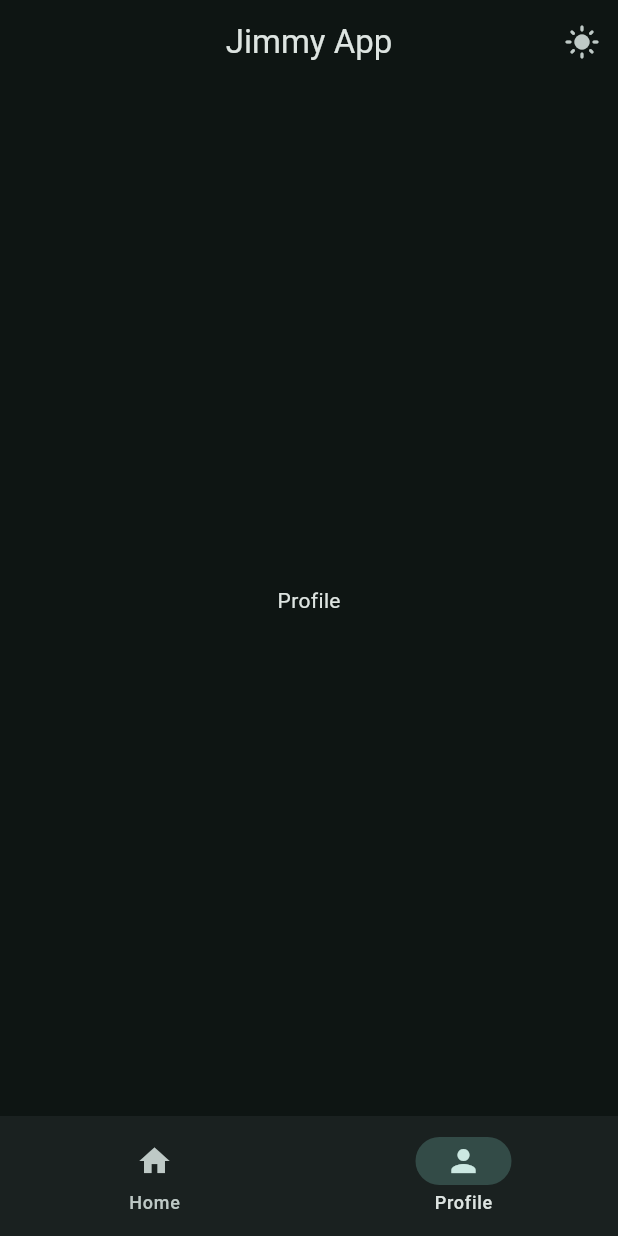
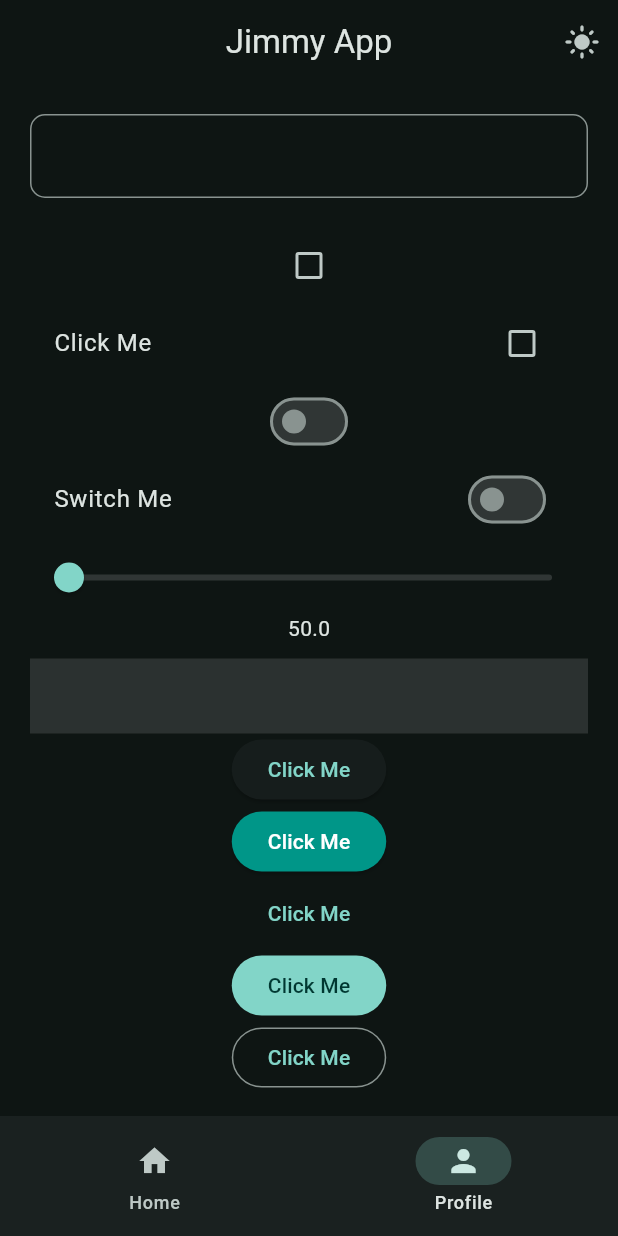
Before and after one commit to AhmedGamal7207/flutter_crash_course2025, a Flutter app: the screen it shows after launch, item 2 of the bottom bar chosen, on a phone screen of 412 x 824 dp. Run offline on Flutter 3.47's test engine with Material 3 defaults, Android fonts, the phone set to English and light mode, and no system bars.

Commit message:
User Input Widgets
Checkboxes, Switches, Buttons, InkWell, DropDownButton

```diff
--- a/flutter_app2025/lib/views/pages/profile_page.dart
+++ b/flutter_app2025/lib/views/pages/profile_page.dart
@@ -1,10 +1,131 @@
 import 'package:flutter/material.dart';
 
-class ProfilePage extends StatelessWidget {
+class ProfilePage extends StatefulWidget {
   const ProfilePage({super.key});
 
   @override
+  State<ProfilePage> createState() => _ProfilePageState();
+}
+
+class _ProfilePageState extends State<ProfilePage> {
+  TextEditingController controller = TextEditingController();
+  bool? isChecked = false;
+  bool isSwitched = false;
+  double sliderValue = 50;
+  String? menuValue;
+  @override
   Widget build(BuildContext context) {
-    return Center(child: Text("Profile"));
+    return SingleChildScrollView(
+      physics: BouncingScrollPhysics(),
+      child: Padding(
+        padding: const EdgeInsets.all(20.0),
+        child: Column(
+          children: [
+            TextField(
+              controller: controller,
+              decoration: InputDecoration(
+                border: OutlineInputBorder(
+                  borderRadius: BorderRadius.circular(10),
+                ),
+              ),
+              onEditingComplete: () {
+                setState(() {});
+              },
+            ),
+            Text(controller.text),
+            Checkbox(
+              tristate: true,
+              value: isChecked,
+              onChanged: (bool? value) {
+                setState(() {
+                  isChecked = value;
+                });
+              },
+            ),
+            CheckboxListTile(
+              title: Text("Click Me"),
+              tristate: true,
+              value: isChecked,
+              onChanged: (value) {
+                setState(() {
+                  isChecked = value;
+                });
+              },
+            ),
+            Switch.adaptive(
+              value: isSwitched,
+              onChanged: (bool value) {
+                isSwitched = value;
+                setState(() {});
+              },
+            ),
+            SwitchListTile(
+              title: Text("Switch Me"),
+              value: isSwitched,
+              onChanged: (value) {
+                setState(() {
+                  isSwitched = value;
+                });
+              },
+            ),
+            Slider(
+              min: 50,
+              max: 100,
+              divisions: 100,
+              value: sliderValue,
+              onChanged: (value) {
+                setState(() {
+                  sliderValue = value;
+                });
+              },
+            ),
+            Text(sliderValue.toString()),
+            SizedBox(height: 10),
+            InkWell(
+              splashColor: Colors.purple,
+              child: Container(
+                height: 50,
+                width: double.infinity,
+                color: Colors.white12,
+              ),
+              onDoubleTap: () {
+                isSwitched = !isSwitched;
+                setState(() {});
+              },
+            ),
+            ElevatedButton(onPressed: () {}, child: Text("Click Me")),
+            ElevatedButton(
+              onPressed: () {},
+              style: ElevatedButton.styleFrom(
+                backgroundColor: Colors.teal,
+                foregroundColor: Colors.white,
+              ),
+              child: Text("Click Me"),
+            ),
+            TextButton(onPressed: () {}, child: Text("Click Me")),
+            FilledButton(onPressed: () {}, child: Text("Click Me")),
+            OutlinedButton(onPressed: () {}, child: Text("Click Me")),
+            CloseButton(),
+            BackButton(),
+            DropdownButton(
+              hint: Text("Select one"),
+              icon: Icon(Icons.menu),
+              iconSize: 30,
+              isExpanded: true,
+              value: menuValue,
+              items: [
+                DropdownMenuItem(value: "E1", child: Text("Jimmy")),
+                DropdownMenuItem(value: "E2", child: Text("Maya")),
+              ],
+              onChanged: (value) {
+                setState(() {
+                  menuValue = value;
+                });
+              },
+            ),
+          ],
+        ),
+      ),
+    );
   }
 }
```
